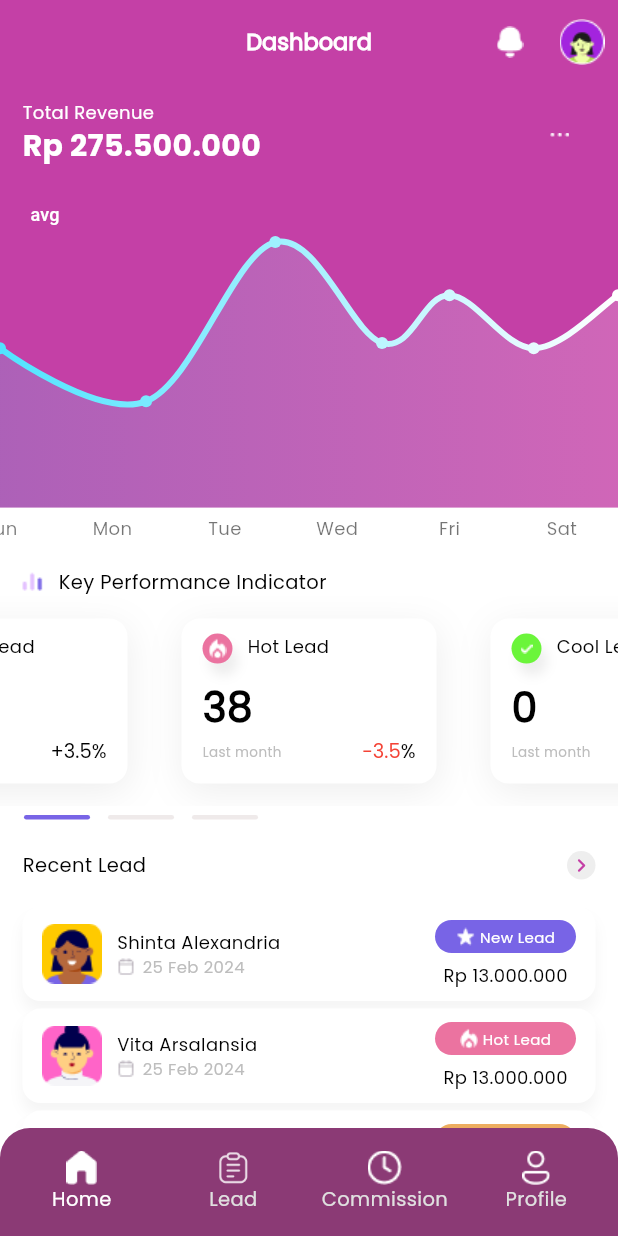
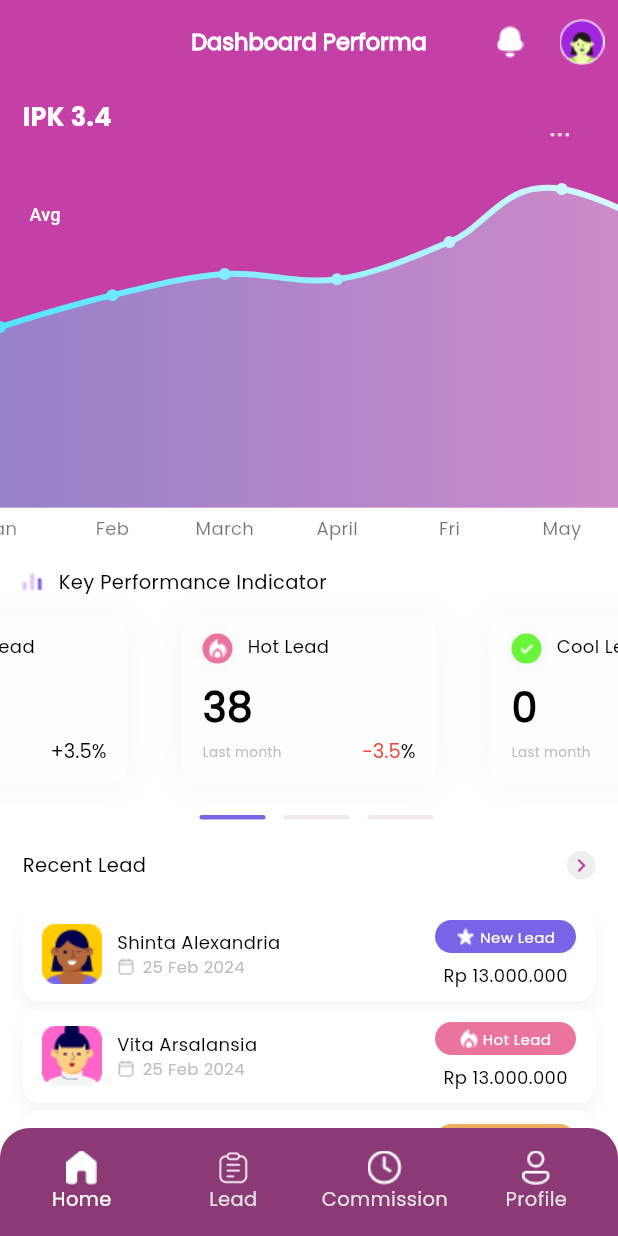
Before and after one commit to craftgirlsss/ordoapptest, a Flutter app: the screen it shows after launch, on a phone screen of 412 x 824 dp. Run offline on Flutter 3.47's test engine with Material 3 defaults, Android fonts, the phone set to English and light mode, and no system bars; drawn by our look-alikes of carousel_slider, dots_indicator, fl_chart; our stand-ins replace get, loading_animation_widget, supabase_flutter; accounts and stored records are empty.

Commit message:
last commit

```diff
--- a/lib/src/components/appbars/appbar.dart
+++ b/lib/src/components/appbars/appbar.dart
@@ -5,7 +5,7 @@ AppBar homeAppBar() {
   return AppBar(
     automaticallyImplyLeading: false,
     title: Text(
-      "Dashboard",
+      "Dashboard Performa",
       style: poppinsRegular(
           color: Colors.white, fontWeight: FontWeight.w600, fontSize: 15),
     ),
--- a/lib/src/components/charts/fl_charts.dart
+++ b/lib/src/components/charts/fl_charts.dart
@@ -61,7 +61,7 @@ class _LineChartSample2State extends State<LineChartSample2> {
               });
             },
             child: Text(
-              'avg',
+              'Avg',
               style: TextStyle(
                 fontSize: 12,
                 color: showAvg ? Colors.white.withOpacity(0.5) : Colors.white,
@@ -78,22 +78,22 @@ class _LineChartSample2State extends State<LineChartSample2> {
     Widget text;
     switch (value.toInt()) {
       case 0:
-        text = Text('Sun', style: style);
+        text = Text('Jan', style: style);
         break;
       case 2:
-        text = Text('Mon', style: style);
+        text = Text('Feb', style: style);
         break;
       case 4:
-        text = Text('Tue', style: style);
+        text = Text('March', style: style);
         break;
       case 6:
-        text = Text('Wed', style: style);
+        text = Text('April', style: style);
         break;
       case 8:
         text = Text('Fri', style: style);
         break;
       case 10:
-        text = Text('Sat', style: style);
+        text = Text('May', style: style);
         break;
       default:
         text = Text('', style: style);
@@ -170,6 +170,7 @@ class _LineChartSample2State extends State<LineChartSample2> {
           ),
         ),
         leftTitles: AxisTitles(
+          drawBehindEverything: true,
           sideTitles: SideTitles(
             showTitles: false,
             interval: 1,
@@ -185,13 +186,13 @@ class _LineChartSample2State extends State<LineChartSample2> {
       lineBarsData: [
         LineChartBarData(
           spots: const [
-            FlSpot(0, 3),
-            FlSpot(2.6, 2),
-            FlSpot(4.9, 5),
-            FlSpot(6.8, 3.1),
-            FlSpot(8, 4),
-            FlSpot(9.5, 3),
-            FlSpot(11, 4),
+            FlSpot(0, 3.4),
+            FlSpot(2, 4),
+            FlSpot(4, 4.4),
+            FlSpot(6, 4.3),
+            FlSpot(8, 5),
+            FlSpot(10, 6),
+            FlSpot(14, 4),
           ],
           isCurved: true,
           gradient: LinearGradient(
@@ -208,7 +209,7 @@ class _LineChartSample2State extends State<LineChartSample2> {
             show: true,
             gradient: LinearGradient(
               colors: gradientColors
-                  .map((color) => color.withOpacity(0.2))
+                  .map((color) => color.withOpacity(0.4))
                   .toList(),
             ),
           ),
--- a/lib/src/components/containers/itemsmenu.dart
+++ b/lib/src/components/containers/itemsmenu.dart
@@ -19,11 +19,17 @@ Widget itemsData(context,
     decoration: BoxDecoration(
       color: Colors.white,
       borderRadius: BorderRadius.circular(12),
+      gradient: LinearGradient(colors: [
+        Colors.white.withOpacity(0.8),
+        Colors.white.withOpacity(0.8),
+        Colors.white.withOpacity(0.9),
+        Colors.white.withOpacity(0.9),
+      ]),
       boxShadow: [
         BoxShadow(
-          color: Colors.grey.shade200,
+          color: Colors.grey.withOpacity(0.1),
           blurRadius: 20,
-          offset: const Offset(1, 5), // Shadow position
+          // offset: const Offset(1, 5), // Shadow position
         ),
       ],
     ),
@@ -46,7 +52,7 @@ Widget itemsData(context,
                     BoxShadow(
                       color: Colors.grey.shade200,
                       blurRadius: 6,
-                      offset: Offset(4, 8), // Shadow position
+                      // offset: const Offset(4, 8), // Shadow position
                     ),
                   ]),
               child: Image.asset(
--- /dev/null
+++ b/lib/src/components/loadings/loading.dart
@@ -0,0 +1,18 @@
+import 'package:flutter/material.dart';
+import 'package:loading_animation_widget/loading_animation_widget.dart';
+
+Widget floatingLoading() {
+  return Container(
+    color: Colors.black.withOpacity(0.7),
+    child: Center(
+      child: Column(
+        mainAxisAlignment: MainAxisAlignment.center,
+        children: [
+          LoadingAnimationWidget.staggeredDotsWave(
+              color: Colors.white, size: 30),
+          const DefaultTextStyle(style: TextStyle(), child: Text("Loading..."))
+        ],
+      ),
+    ),
+  );
+}
--- a/lib/src/components/totalavenue/totalavenue.dart
+++ b/lib/src/components/totalavenue/totalavenue.dart
@@ -1,6 +1,5 @@
 import 'package:flutter/material.dart';
 import 'package:ordoapp/src/components/fontstyles/fontstyle.dart';
-import 'package:ordoapp/src/components/formats/currency.dart';
 
 class TotalRevenue extends StatefulWidget {
   const TotalRevenue({super.key});
@@ -30,12 +29,8 @@ class _TotalRevenueState extends State<TotalRevenue> {
               crossAxisAlignment: CrossAxisAlignment.start,
               children: [
                 Text(
-                  "Total Revenue",
-                  style: poppinsRegular(color: Colors.white, fontSize: 12),
-                ),
-                Text(
-                  formatCurrency.format(275500000),
-                  style: poppinsBold(color: Colors.white, fontSize: 20),
+                  "IPK 3.4",
+                  style: poppinsBold(color: Colors.white, fontSize: 17),
                 ),
               ],
             ),
--- a/lib/src/controllers/homecontroller.dart
+++ b/lib/src/controllers/homecontroller.dart
@@ -1,24 +1,49 @@
 import 'dart:convert';
+
 import 'package:flutter/material.dart';
 import 'package:flutter/services.dart';
 import 'package:get/get.dart';
 import 'package:ordoapp/src/models/leaderboardmodels.dart';
 import 'package:ordoapp/src/models/menumodels.dart';
+import 'package:ordoapp/src/models/profile_models.dart';
 import 'package:ordoapp/src/models/recentmodels.dart';
+import 'package:supabase_flutter/supabase_flutter.dart';
 
 class HomeController extends GetxController {
   var isLoading = false.obs;
+  var isLoadingAPI = false.obs;
   var dataChart = [1.50, 1.48, 1.5, 1.50, 1.47, 1.51, 1.48].obs;
   var leaderboards = Rxn<Leaderboards>();
   var recentModels = Rxn<RecentModels>();
   var menuModels = Rxn<MenuModels>();
+  var mahasiswaModels = <MahasiswaModels>[].obs;
 
   @override
   void onInit() {
+    fetchAPIMahasiswa();
     fetchDataMenu();
     fetchDataRecent();
     fetchDataLeaderboards();
     super.onInit();
+  }
+
+  fetchAPIMahasiswa() async {
+    isLoadingAPI(true);
+    try {
+      List resultMahasiswa = await Supabase.instance.client
+          .from('tb_mahasiswa')
+          .select('*')
+          .limit(1);
+      // print(resultMahasiswa);
+
+      mahasiswaModels.value =
+          resultMahasiswa.map((e) => MahasiswaModels.fromJson(e)).toList();
+      isLoadingAPI(false);
+      // print(mahasiswaModels[0].mhsNama);
+    } catch (e) {
+      isLoadingAPI(false);
+    }
+    isLoadingAPI(false);
   }
 
   Future<void> fetchDataMenu() async {
--- /dev/null
+++ b/lib/src/models/profile_models.dart
@@ -0,0 +1,187 @@
+// class MahasiswaModels {
+//   int? mhsId, mhsSmester, mhsPoint, mhsTahunMasuk;
+//   String? mhsNama,
+//       mhsPhone,
+//       mhsNim,
+//       mhsTempatLahir,
+//       mhsGender,
+//       mhsKelas,
+//       mhsSocialIg,
+//       mhsSocialTikTok,
+//       mhsEmail;
+//   bool? mhsGraduated, mhsStatus;
+//   ProgramStudi? programStudi;
+
+//   MahasiswaModels(
+//       {this.mhsId,
+//       this.mhsNama,
+//       this.mhsEmail,
+//       this.mhsSocialIg,
+//       this.mhsSocialTikTok,
+//       this.mhsPoint,
+//       this.mhsTahunMasuk,
+//       this.mhsSmester,
+//       this.mhsStatus,
+//       this.mhsKelas,
+//       this.mhsGender,
+//       this.mhsTempatLahir,
+//       this.mhsNim,
+//       this.mhsGraduated,
+//       this.programStudi,
+//       this.mhsPhone});
+
+//   factory MahasiswaModels.fromJson(Map<String, dynamic> json) {
+//     return MahasiswaModels(
+//         mhsId: json['mhs_id'],
+//         mhsSocialTikTok: json['mhs_social_tiktok'] ?? '',
+//         mhsSocialIg: json['mhs_social_ig'] ?? '',
+//         mhsTahunMasuk: json['mhs_tahun_masuk'],
+//         mhsPoint: json['mhs_point'],
+//         mhsSmester: json['mhs_semester'],
+//         mhsEmail: json['mhs_email'],
+//         mhsKelas: json['mhs_kelas'],
+//         mhsNama: json['mhs_nama'],
+//         mhsTempatLahir: json['mhs_tempat_lahir'],
+//         mhsGender: json['mhs_gender'],
+//         mhsNim: json['mhs_nim'],
+//         mhsStatus: json['mhs_status'],
+//         mhsGraduated: json['mhs_graduated'],
+//         mhsPhone: json['mhs_phone'],
+//         programStudi: json['mhs_prodi'] != null
+//             ? ProgramStudi.fromJson(json['mhs_prodi'])
+//             : json['mhs_prodi']);
+//   }
+// }
+
+// class ProgramStudi {
+//   int? prodiID;
+//   String? prodiNama;
+//   Fakultas? fakultas;
+
+//   ProgramStudi({this.prodiID, this.prodiNama, this.fakultas});
+
+//   factory ProgramStudi.fromJson(Map<String, dynamic> json) {
+//     return ProgramStudi(
+//       prodiID: json['prodi_id'],
+//       prodiNama: json['prodi_nama'] ?? '-',
+//       fakultas: json['fakultas_id'] != null
+//           ? Fakultas.fromJson(json['fakultas_id'])
+//           : json['fakultas_id'],
+//     );
+//   }
+// }
+
+// class Fakultas {
+//   int? fakultasID;
+//   String? fakultasNama;
+
+//   Fakultas({this.fakultasID, this.fakultasNama});
+
+//   factory Fakultas.fromJson(Map<String, dynamic> json) {
+//     return Fakultas(
+//         fakultasID: json['fakultas_id'],
+//         fakultasNama: json['fakultas_nama'] ?? '-');
+//   }
+// }
+
+// class AutoGenerate {
+//   AutoGenerate({
+//     required this.result,
+//   });
+//   late final List<Result> result;
+
+//   AutoGenerate.fromJson(Map<String, dynamic> json){
+//     result = List.from(json['result']).map((e)=>Result.fromJson(e)).toList();
+//   }
+
+//   Map<String, dynamic> toJson() {
+//     final _data = <String, dynamic>{};
+//     _data['result'] = result.map((e)=>e.toJson()).toList();
+//     return _data;
+//   }
+// }
+
+class MahasiswaModels {
+  MahasiswaModels({
+    required this.mhsId,
+    required this.mhsNim,
+    required this.mhsNama,
+    required this.mhsProdi,
+    required this.mhsSemester,
+    required this.mhsPoint,
+    required this.mhsGraduated,
+    required this.createdAt,
+    required this.deleted,
+    required this.mhsTahunMasuk,
+    required this.mhsTempatLahir,
+    required this.mhsGender,
+    required this.mhsStatus,
+    required this.mhsKelas,
+    required this.mhsSocialIg,
+    required this.mhsSocialTiktok,
+    required this.mhsPhone,
+    required this.mhsEmail,
+  });
+  late final int mhsId;
+  late final int mhsNim;
+  late final String mhsNama;
+  late final int mhsProdi;
+  late final int mhsSemester;
+  late final int mhsPoint;
+  late final bool mhsGraduated;
+  late final String createdAt;
+  late final bool deleted;
+  late final int mhsTahunMasuk;
+  late final String mhsTempatLahir;
+  late final String mhsGender;
+  late final bool mhsStatus;
+  late final String mhsKelas;
+  late final String mhsSocialIg;
+  late final String mhsSocialTiktok;
+  late final String mhsPhone;
+  late final String mhsEmail;
+
+  MahasiswaModels.fromJson(Map<String, dynamic> json) {
+    mhsId = json['mhs_id'];
+    mhsNim = json['mhs_nim'];
+    mhsNama = json['mhs_nama'];
+    mhsProdi = json['mhs_prodi'];
+    mhsSemester = json['mhs_semester'];
+    mhsPoint = json['mhs_point'];
+    mhsGraduated = json['mhs_graduated'];
+    createdAt = json['created_at'];
+    deleted = json['deleted'];
+    mhsTahunMasuk = json['mhs_tahun_masuk'];
+    mhsTempatLahir = json['mhs_tempat_lahir'];
+    mhsGender = json['mhs_gender'];
+    mhsStatus = json['mhs_status'];
+    mhsKelas = json['mhs_kelas'];
+    mhsSocialIg = json['mhs_social_ig'];
+    mhsSocialTiktok = json['mhs_social_tiktok'];
+    mhsPhone = json['mhs_phone'];
+    mhsEmail = json['mhs_email'];
+  }
+
+  Map<String, dynamic> toJson() {
+    final _data = <String, dynamic>{};
+    _data['mhs_id'] = mhsId;
+    _data['mhs_nim'] = mhsNim;
+    _data['mhs_nama'] = mhsNama;
+    _data['mhs_prodi'] = mhsProdi;
+    _data['mhs_semester'] = mhsSemester;
+    _data['mhs_point'] = mhsPoint;
+    _data['mhs_graduated'] = mhsGraduated;
+    _data['created_at'] = createdAt;
+    _data['deleted'] = deleted;
+    _data['mhs_tahun_masuk'] = mhsTahunMasuk;
+    _data['mhs_tempat_lahir'] = mhsTempatLahir;
+    _data['mhs_gender'] = mhsGender;
+    _data['mhs_status'] = mhsStatus;
+    _data['mhs_kelas'] = mhsKelas;
+    _data['mhs_social_ig'] = mhsSocialIg;
+    _data['mhs_social_tiktok'] = mhsSocialTiktok;
+    _data['mhs_phone'] = mhsPhone;
+    _data['mhs_email'] = mhsEmail;
+    return _data;
+  }
+}
--- a/lib/src/views/home/home.dart
+++ b/lib/src/views/home/home.dart
@@ -11,6 +11,7 @@ import 'package:ordoapp/src/components/containers/itemsmenu.dart';
 import 'package:ordoapp/src/components/containers/keyperformance.dart';
 import 'package:ordoapp/src/components/containers/listtileleaderboard.dart';
 import 'package:ordoapp/src/components/containers/moredatamenuinfo.dart';
+import 'package:ordoapp/src/components/loadings/loading.dart';
 import 'package:ordoapp/src/components/totalavenue/totalavenue.dart';
 import 'package:ordoapp/src/controllers/homecontroller.dart';
 
@@ -26,7 +27,7 @@ const dayCount = 7;
 
 class _HomeState extends State<Home> {
   HomeController controller = Get.put(HomeController());
-  late List<Score> _scores;
+  late List<Score> scoress;
 
   @override
   void initState() {
@@ -37,14 +38,17 @@ class _HomeState extends State<Home> {
       return Score(d, y);
     });
     setState(() {
-      _scores = scores;
+      scoress = scores;
     });
   }
 
   int currentIndex = 0;
   @override
   Widget build(BuildContext context) {
-    return Scaffold(
+    print(controller.mahasiswaModels.length);
+    return Stack(
+      children: [
+        Scaffold(
           backgroundColor: Colors.white,
           appBar: homeAppBar(),
           body: ListView(
@@ -54,7 +58,8 @@ class _HomeState extends State<Home> {
               const SizedBox(height: 10),
               keyPerformanceText(),
               SizedBox(
-            child: Obx(() => controller.isLoading.value == true
+                child: Obx(
+                  () => controller.isLoading.value == true
                       ? const Center(
                           child: Text("Loading"),
                         )
@@ -63,18 +68,20 @@ class _HomeState extends State<Home> {
                               color: Colors.transparent,
                               height: 140,
                               child: CarouselSlider.builder(
-                          itemCount: controller.menuModels.value!.result.length,
-                          itemBuilder: (BuildContext context, int itemIndex,
-                                  int pageViewIndex) =>
+                                itemCount:
+                                    controller.menuModels.value!.result.length,
+                                itemBuilder: (BuildContext context,
+                                        int itemIndex, int pageViewIndex) =>
                                     Padding(
-                            padding: const EdgeInsets.only(top: 15, bottom: 15),
+                                  padding: const EdgeInsets.only(
+                                      top: 15, bottom: 15),
                                   child: itemsData(context,
                                       addSizedbox: controller.menuModels.value!
                                           .result[itemIndex].addSizeBox,
                                       percentage: controller.menuModels.value!
                                           .result[itemIndex].percentage,
-                                title: controller
-                                    .menuModels.value!.result[itemIndex].name,
+                                      title: controller.menuModels.value!
+                                          .result[itemIndex].name,
                                       r: controller.menuModels.value!
                                           .result[itemIndex].color.r,
                                       g: controller.menuModels.value!
@@ -87,14 +94,16 @@ class _HomeState extends State<Home> {
                                           .result[itemIndex].underValue,
                                       urlIcons: controller.menuModels.value!
                                           .result[itemIndex].imageFileName,
-                                value: controller
-                                    .menuModels.value!.result[itemIndex].value),
+                                      value: controller.menuModels.value!
+                                          .result[itemIndex].value),
                                 ),
                                 options: CarouselOptions(
                                   onPageChanged: (index, reason) {
-                              setState(() {
+                                    setState(
+                                      () {
                                         currentIndex = index;
-                              });
+                                      },
+                                    );
                                   },
                                   pageSnapping: false,
                                   height: 140,
@@ -115,7 +124,8 @@ class _HomeState extends State<Home> {
                             )
                           : const Center(
                               child: Text("Tidak Ada Data"),
-                      )),
+                            ),
+                ),
               ),
               Padding(
                 padding: const EdgeInsets.only(left: 10),
@@ -125,22 +135,24 @@ class _HomeState extends State<Home> {
                         ? Container(
                             color: Colors.transparent,
                             child: Row(
-                          mainAxisAlignment: MainAxisAlignment.start,
+                              mainAxisAlignment: MainAxisAlignment.center,
                               children: [
                                 DotsIndicator(
                                   decorator: DotsDecorator(
                                       activeShape: RoundedRectangleBorder(
-                                      borderRadius: BorderRadius.circular(5.0)),
+                                          borderRadius:
+                                              BorderRadius.circular(5.0)),
                                       shape: RoundedRectangleBorder(
-                                      borderRadius: BorderRadius.circular(5.0)),
+                                          borderRadius:
+                                              BorderRadius.circular(5.0)),
                                       size: const Size(44.0, 3.0),
                                       activeSize: const Size(44.0, 3.0),
-                                  activeColor:
-                                      const Color.fromRGBO(120, 100, 230, 1),
-                                  color:
-                                      const Color.fromRGBO(239, 234, 234, 1)),
-                              dotsCount:
-                                  controller.menuModels.value!.result.length,
+                                      activeColor: const Color.fromRGBO(
+                                          120, 100, 230, 1),
+                                      color: const Color.fromRGBO(
+                                          239, 234, 234, 1)),
+                                  dotsCount: controller
+                                      .menuModels.value!.result.length,
                                   position: currentIndex,
                                 ),
                               ],
@@ -154,13 +166,15 @@ class _HomeState extends State<Home> {
                     ? const Center(child: Text("Loading"))
                     : controller.recentModels.value != null
                         ? ListView.separated(
-                        itemCount: controller.recentModels.value!.result.length,
+                            itemCount:
+                                controller.recentModels.value!.result.length,
                             shrinkWrap: true,
                             padding: const EdgeInsets.only(
                                 left: 15, right: 15, top: 3, bottom: 3),
                             physics: const ScrollPhysics(),
                             scrollDirection: Axis.vertical,
-                        itemBuilder: (context, index) => listTilePerson(context,
+                            itemBuilder: (context, index) => listTilePerson(
+                                context,
                                 r: controller.recentModels.value!.result[index]
                                     .containerColor.r,
                                 g: controller.recentModels.value!.result[index]
@@ -186,13 +200,15 @@ class _HomeState extends State<Home> {
                           )
                         : const Center(child: Text("Tidak Ada Data")),
               ),
-          moreData(name: "Leaderboards", onPressed: () {}),
+              moreData(
+                  name: "Mahasiswa",
+                  onPressed: () {
+                    print(controller.mahasiswaModels.length);
+                  }),
               Obx(
-            () => controller.isLoading.value == true
-                ? const Center(child: Text("Loading"))
-                : controller.leaderboards.value != null
+                () => controller.mahasiswaModels.isNotEmpty
                     ? ListView.separated(
-                        itemCount: controller.leaderboards.value!.result.length,
+                        itemCount: controller.mahasiswaModels.length,
                         shrinkWrap: true,
                         padding: const EdgeInsets.only(
                             left: 15, right: 15, top: 3, bottom: 3),
@@ -201,13 +217,11 @@ class _HomeState extends State<Home> {
                         itemBuilder: (context, index) =>
                             listTilePersonLeaderboard(
                           context,
-                          deals: controller
-                              .leaderboards.value!.result[index].deals,
+                          deals: controller.mahasiswaModels[index].mhsNim,
                           index: index + 1,
-                          name:
-                              controller.leaderboards.value!.result[index].name,
-                          time:
-                              controller.leaderboards.value!.result[index].date,
+                          name: controller.mahasiswaModels[index].mhsNama,
+                          time: controller.mahasiswaModels[index].mhsProdi
+                              .toString(),
                           urlImageAvatar: controller
                               .leaderboards.value!.result[index].avatarFileName,
                         ),
@@ -219,6 +233,11 @@ class _HomeState extends State<Home> {
               )
             ],
           ),
+        ),
+        Obx(() => controller.isLoadingAPI.value == true
+            ? floatingLoading()
+            : const SizedBox()),
+      ],
     );
   }
 }
--- a/pubspec.yaml
+++ b/pubspec.yaml
@@ -15,6 +15,10 @@ dependencies:
   dots_indicator: any
   carousel_slider: ^4.2.1
   fl_chart: ^0.62.0
+  supabase_flutter: ^2.3.1
+  shared_preferences: ^2.2.2
+  loading_animation_widget: ^1.2.0+4
+  supabase: ^2.0.6
 
 dev_dependencies:
   flutter_test:
```
Also changed, not shown: lib/main.dart (+20 -1 lines), lib/src/models/menumodels.dart (+18 -18 lines), lib/src/components/containers/accounts_controller.dart (added), pubspec.lock, 9 other files. Lines whose indentation alone changed are shown as unchanged.
